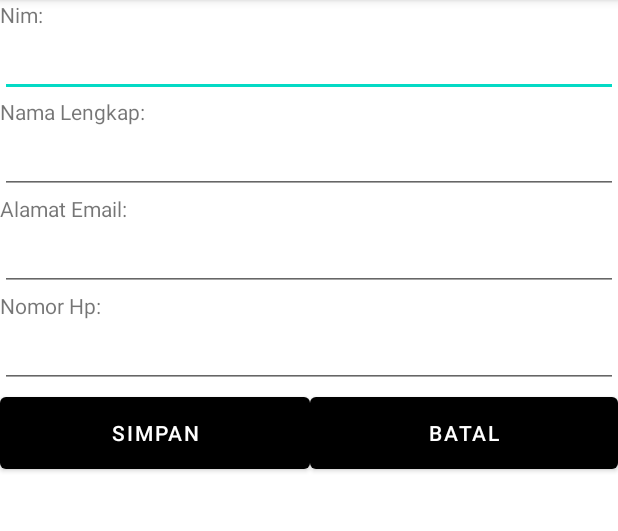
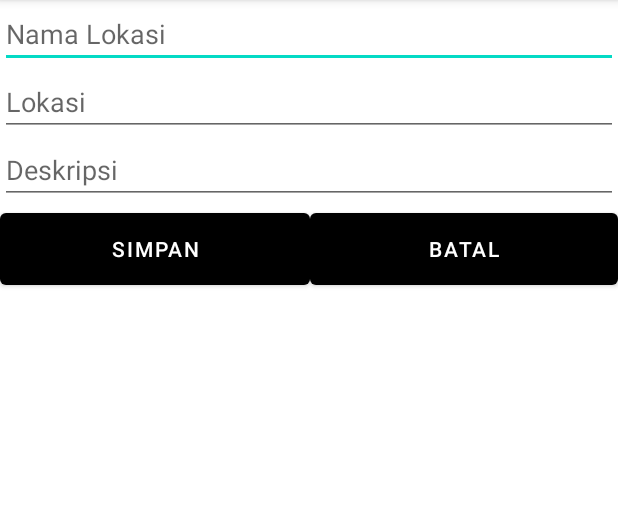
Before and after one commit to Lexius111/luminous-track, an Android app: the DetilActivity screen opened directly, with no data from a screen before it, on a phone screen of 412 x 824 dp, the part 84-615 px from its top. Run offline under Robolectric (Android 15) with nearby library versions, the phone set to English and light mode, and no system bars.

Commit message:
Perubahan Favorite

```diff
--- a/luminous/app/src/main/AndroidManifest.xml
+++ b/luminous/app/src/main/AndroidManifest.xml
@@ -14,7 +14,7 @@
         android:supportsRtl="true"
         android:theme="@style/Theme.Luminous">
         <activity
-            android:name=".FavoriteActivity"
+            android:name=".SignInActivity"
             android:label="@string/title_activity_favorite"
             android:theme="@style/Theme.Luminous.NoActionBar"></activity>
 
@@ -25,7 +25,7 @@
         <activity android:name=".HomeActivity" />
         <activity android:name=".MapActivity" />
         <activity android:name=".SignUpActivity" />
-        <activity android:name=".SignInActivity">
+        <activity android:name=".FavoriteActivity">
             <intent-filter>
                 <action android:name="android.intent.action.MAIN" />
 
--- a/luminous/app/src/main/java/umn/ac/id/luminous/DetilActivity.java
+++ b/luminous/app/src/main/java/umn/ac/id/luminous/DetilActivity.java
@@ -9,40 +9,39 @@ import android.widget.Toast;
 import androidx.appcompat.app.AppCompatActivity;
 
 public class DetilActivity extends AppCompatActivity {
-    private EditText etNim, etNama, etEmail, etNomorHP;
+    private EditText etNama, etLokasi, etDeskripsi;
     @Override
     protected void onCreate(Bundle savedInstanceState) {
         super.onCreate(savedInstanceState);
         setContentView(R.layout.activity_detil);
-        etNim = findViewById(R.id.etNim2);
-        etNama = findViewById(R.id.etNama3);
-        etEmail = findViewById(R.id.etEmail1);
-        etNomorHP = findViewById(R.id.etNomorHp1);
+        etNama = findViewById(R.id.etNama);
+        etLokasi = findViewById(R.id.etLokasi);
+        etDeskripsi = findViewById(R.id.etDeskripsi);
+
         Intent intent = getIntent();
         if(intent.hasExtra("MAHASISWA")) {
-            Mahasiswa mhs = (Mahasiswa)
+            Favorites mhs = (Favorites)
                     intent.getSerializableExtra("MAHASISWA");
-            etNim.setText(mhs.getNim());
             etNama.setText(mhs.getNama());
-            etEmail.setText(mhs.getEmail());
-            etNomorHP.setText(mhs.getNomorhp());
-            etNim.setEnabled(false);
+            etLokasi.setText(mhs.getLokasi());
+            etDeskripsi.setText(mhs.getDeskripsi());
         } else {
-            etNim.setEnabled(true);
+
         }
     }
+
     public void simpanData(View view){
-        String mNIM = etNim.getText().toString();
         String mNama = etNama.getText().toString();
-        String mEmail = etEmail.getText().toString();
-        String mNoHp = etNomorHP.getText().toString();
-        if(mNIM.length() <= 0 || mNama.length() <= 0 ||
-                mEmail.length() <= 0 || mNoHp.length() <= 0){
+        String mLokasi = etLokasi.getText().toString();
+        String mDeskripsi = etDeskripsi.getText().toString();
+
+        if(mLokasi.length() <= 0 || mLokasi.length() <= 0 ||
+                mDeskripsi.length() <= 0 ){
             Toast.makeText(this,"Semua harus Diisi",
                     Toast.LENGTH_LONG).show();
         } else {
             Intent intentJawab = new Intent();
-            Mahasiswa mhs = new Mahasiswa(mNIM, mNama, mEmail, mNoHp);
+            Favorites mhs = new Favorites(mNama, mLokasi, mDeskripsi);
             intentJawab.putExtra("MAHASISWA",mhs);
             setResult(RESULT_OK,intentJawab);
             finish();
--- a/luminous/app/src/main/java/umn/ac/id/luminous/HomeActivity.java
+++ b/luminous/app/src/main/java/umn/ac/id/luminous/HomeActivity.java
@@ -45,8 +45,10 @@ public class HomeActivity extends AppCompatActivity {
     public boolean onOptionsItemSelected(MenuItem item) {
         // Handle item selection
         switch (item.getItemId()) {
-            case R.id.setting:
-
+            case R.id.favorite:
+                Intent intent2 = new Intent(HomeActivity.this, FavoriteActivity.class);
+                startActivity(intent2);
+                finish();
                 return true;
             case R.id.log_out:
                 FirebaseAuth.getInstance().signOut();
--- a/luminous/app/src/main/java/umn/ac/id/luminous/MahasiswaRoomDatabase.java
+++ b/luminous/app/src/main/java/umn/ac/id/luminous/MahasiswaRoomDatabase.java
@@ -8,7 +8,7 @@ import androidx.room.Room;
 import androidx.room.RoomDatabase;
 import androidx.sqlite.db.SupportSQLiteDatabase;
 
-@Database(entities = {Mahasiswa.class}, version = 1, exportSchema = false)
+@Database(entities = {Favorites.class}, version = 1, exportSchema = false)
 public abstract class MahasiswaRoomDatabase extends RoomDatabase {
     public abstract MahasiswaDAO daoMahasiswa();
 
--- a/luminous/app/src/main/res/layout/activity_detil.xml
+++ b/luminous/app/src/main/res/layout/activity_detil.xml
@@ -6,50 +6,28 @@
     android:layout_height="match_parent"
     android:orientation="vertical"
     tools:context=".DetilActivity">
-    <TextView
-        android:id="@+id/textView2"
+
+    <EditText
+        android:id="@+id/etNama"
         android:layout_width="match_parent"
         android:layout_height="wrap_content"
-        android:text="Nim:" />
+        android:hint="Nama Lokasi"
+        android:inputType="text" />
+
     <EditText
-        android:id="@+id/etNim2"
+        android:id="@+id/etLokasi"
         android:layout_width="match_parent"
         android:layout_height="wrap_content"
-        android:ems="10"
-        android:inputType="textPersonName" />
-    <TextView
-        android:id="@+id/textView"
+        android:hint="Lokasi"
+        android:inputType="text" />
+
+    <EditText
+        android:id="@+id/etDeskripsi"
         android:layout_width="match_parent"
         android:layout_height="wrap_content"
-        android:text="Nama Lengkap:" />
-    <EditText
-        android:id="@+id/etNama3"
-        android:layout_width="match_parent"
-        android:layout_height="wrap_content"
-        android:ems="10"
-        android:inputType="textPersonName" />
-    <TextView
-        android:id="@+id/textView5"
-        android:layout_width="match_parent"
-        android:layout_height="wrap_content"
-        android:text="Alamat Email:" />
-    <EditText
-        android:id="@+id/etEmail1"
-        android:layout_width="match_parent"
-        android:layout_height="wrap_content"
-        android:ems="10"
-        android:inputType="textEmailAddress" />
-    <TextView
-        android:id="@+id/textView4"
-        android:layout_width="match_parent"
-        android:layout_height="wrap_content"
-        android:text="Nomor Hp:" />
-    <EditText
-        android:id="@+id/etNomorHp1"
-        android:layout_width="match_parent"
-        android:layout_height="wrap_content"
-        android:ems="10"
-        android:inputType="phone" />
+        android:hint="Deskripsi"
+        android:inputType="text" />
+
     <LinearLayout
         android:layout_width="match_parent"
         android:layout_height="60dp"
--- a/luminous/app/src/main/res/layout/activity_favorite.xml
+++ b/luminous/app/src/main/res/layout/activity_favorite.xml
@@ -17,6 +17,7 @@
 
     <com.google.android.material.floatingactionbutton.FloatingActionButton
         android:id="@+id/fab"
+        android:onClick="fabb"
         android:layout_width="wrap_content"
         android:layout_height="wrap_content"
         app:layout_constraintBottom_toBottomOf="parent"
--- a/luminous/app/src/main/res/menu/top_right_menu.xml
+++ b/luminous/app/src/main/res/menu/top_right_menu.xml
@@ -1,8 +1,9 @@
 <?xml version="1.0" encoding="utf-8"?>
 <menu xmlns:android="http://schemas.android.com/apk/res/android"
     xmlns:app="http://schemas.android.com/apk/res-auto">
-    <item android:id="@+id/setting"
-        android:title="Favorite" />
+    <item android:id="@+id/favorite"
+        android:title="Favorite"
+        app:showAsAction="never"/>
 
         <item android:id="@+id/log_out"
             android:title="Log Out"
```
Also changed, not shown: luminous/app/src/main/java/umn/ac/id/luminous/FavoriteActivity.java (+17 -34 lines), luminous/app/src/main/java/umn/ac/id/luminous/Favorites.java (added, +35 -0 lines), luminous/app/src/main/java/umn/ac/id/luminous/Mahasiswa.java (deleted, +0 -37 lines), luminous/app/src/main/java/umn/ac/id/luminous/MahasiswaDAO.java (+6 -6 lines), luminous/app/src/main/java/umn/ac/id/luminous/MahasiswaListAdapter.java (+29 -20 lines), luminous/app/src/main/java/umn/ac/id/luminous/MahasiswaRepository.java (+14 -14 lines), luminous/app/src/main/java/umn/ac/id/luminous/MahasiswaViewModel.java (+5 -5 lines), luminous/app/src/main/res/layout/msh_item_layout.xml (+15 -8 lines), luminous/app/src/main/res/menu/menu_main.xml (deleted, +0 -10 lines), 294 other files.
